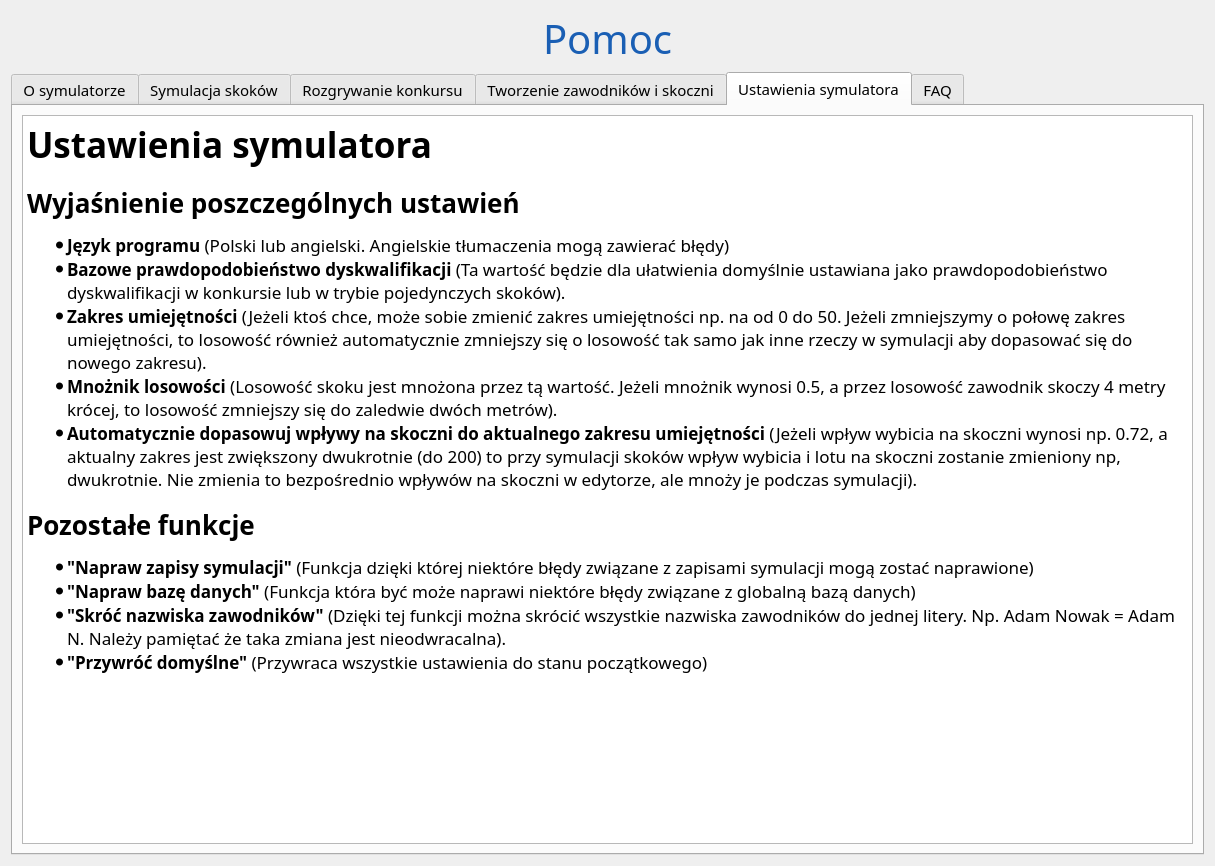
Above: source/UI/HelpWindow.ui from SiekamCebule/sj-sim before the change. Below: the same form after it.
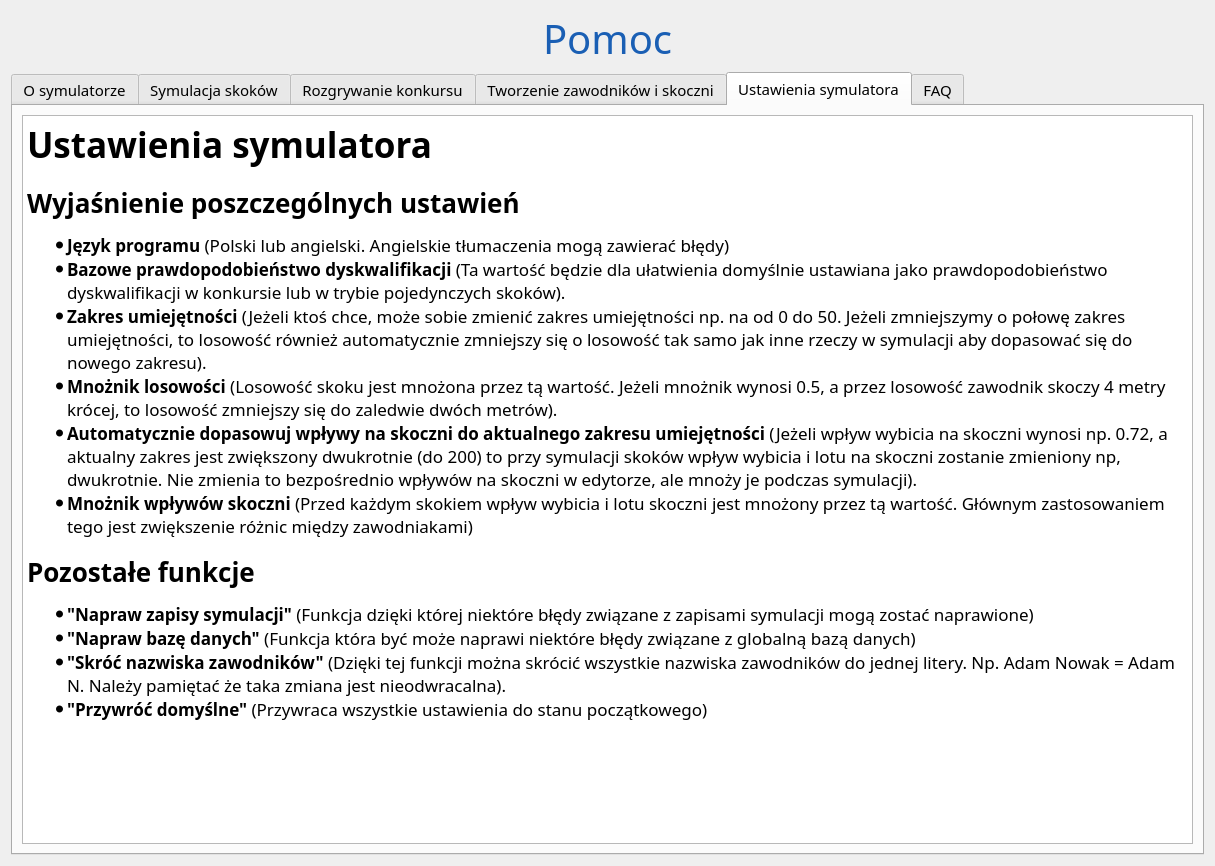
That is the form after the change. The open tabs and pages were chosen to show the change.

Diff of the .ui file:
```diff
--- a/source/UI/HelpWindow.ui
+++ b/source/UI/HelpWindow.ui
@@ -365,7 +365,8 @@
 &lt;li style=&quot; margin-top:0px; margin-bottom:0px; margin-left:0px; margin-right:0px; -qt-block-indent:0; text-indent:0px;&quot;&gt;&lt;span style=&quot; font-weight:700;&quot;&gt;Bazowe prawdopodobieństwo dyskwalifikacji&lt;/span&gt; (Ta wartość będzie dla ułatwienia domyślnie ustawiana jako prawdopodobieństwo dyskwalifikacji w konkursie lub w trybie pojedynczych skoków).&lt;/li&gt;
 &lt;li style=&quot; margin-top:0px; margin-bottom:0px; margin-left:0px; margin-right:0px; -qt-block-indent:0; text-indent:0px;&quot;&gt;&lt;span style=&quot; font-weight:700;&quot;&gt;Zakres umiejętności&lt;/span&gt; (Jeżeli ktoś chce, może sobie zmienić zakres umiejętności np. na od 0 do 50. Jeżeli zmniejszymy o połowę zakres umiejętności, to losowość również automatycznie zmniejszy się o losowość tak samo jak inne rzeczy w symulacji aby dopasować się do nowego zakresu).&lt;/li&gt;
 &lt;li style=&quot; margin-top:0px; margin-bottom:0px; margin-left:0px; margin-right:0px; -qt-block-indent:0; text-indent:0px;&quot;&gt;&lt;span style=&quot; font-weight:700;&quot;&gt;Mnożnik losowości&lt;/span&gt; (Losowość skoku jest mnożona przez tą wartość. Jeżeli mnożnik wynosi 0.5, a przez losowość zawodnik skoczy 4 metry krócej, to losowość zmniejszy się do zaledwie dwóch metrów).&lt;/li&gt;
-&lt;li style=&quot; margin-top:0px; margin-bottom:12px; margin-left:0px; margin-right:0px; -qt-block-indent:0; text-indent:0px;&quot;&gt;&lt;span style=&quot; font-weight:700;&quot;&gt;Automatycznie dopasowuj wpływy na skoczni do aktualnego zakresu umiejętności&lt;/span&gt; (Jeżeli wpływ wybicia na skoczni wynosi np. 0.72, a aktualny zakres jest zwiększony dwukrotnie (do 200) to przy symulacji skoków wpływ wybicia i lotu na skoczni zostanie zmieniony np, dwukrotnie. Nie zmienia to bezpośrednio wpływów na skoczni w edytorze, ale mnoży je podczas symulacji).&lt;/li&gt;&lt;/ul&gt;
+&lt;li style=&quot; margin-top:0px; margin-bottom:0px; margin-left:0px; margin-right:0px; -qt-block-indent:0; text-indent:0px;&quot;&gt;&lt;span style=&quot; font-weight:700;&quot;&gt;Automatycznie dopasowuj wpływy na skoczni do aktualnego zakresu umiejętności&lt;/span&gt; (Jeżeli wpływ wybicia na skoczni wynosi np. 0.72, a aktualny zakres jest zwiększony dwukrotnie (do 200) to przy symulacji skoków wpływ wybicia i lotu na skoczni zostanie zmieniony np, dwukrotnie. Nie zmienia to bezpośrednio wpływów na skoczni w edytorze, ale mnoży je podczas symulacji).&lt;/li&gt;
+&lt;li style=&quot; margin-top:0px; margin-bottom:12px; margin-left:0px; margin-right:0px; -qt-block-indent:0; text-indent:0px;&quot;&gt;&lt;span style=&quot; font-weight:700;&quot;&gt;Mnożnik wpływów skoczni&lt;/span&gt; (Przed każdym skokiem wpływ wybicia i lotu skoczni jest mnożony przez tą wartość. Głównym zastosowaniem tego jest zwiększenie różnic między zawodniakami)&lt;/li&gt;&lt;/ul&gt;
 &lt;h2 style=&quot; margin-top:16px; margin-bottom:12px; margin-left:0px; margin-right:0px; -qt-block-indent:0; text-indent:0px;&quot;&gt;&lt;a name=&quot;pozostałe-funkcje&quot;&gt;&lt;/a&gt;&lt;span style=&quot; font-size:x-large; font-weight:700;&quot;&gt;P&lt;/span&gt;&lt;span style=&quot; font-size:x-large; font-weight:700;&quot;&gt;ozostałe funkcje&lt;/span&gt;&lt;/h2&gt;
 &lt;ul style=&quot;margin-top: 0px; margin-bottom: 0px; margin-left: 0px; margin-right: 0px; -qt-list-indent: 1;&quot;&gt;
 &lt;li style=&quot; margin-top:12px; margin-bottom:0px; margin-left:0px; margin-right:0px; -qt-block-indent:0; text-indent:0px;&quot;&gt;&lt;span style=&quot; font-weight:700;&quot;&gt;&amp;quot;Napraw zapisy symulacji&amp;quot;&lt;/span&gt; (Funkcja dzięki której niektóre błędy związane z zapisami symulacji mogą zostać naprawione)&lt;/li&gt;
```
Left out of the diff: 2 changed lines with no effect on the pictures.
